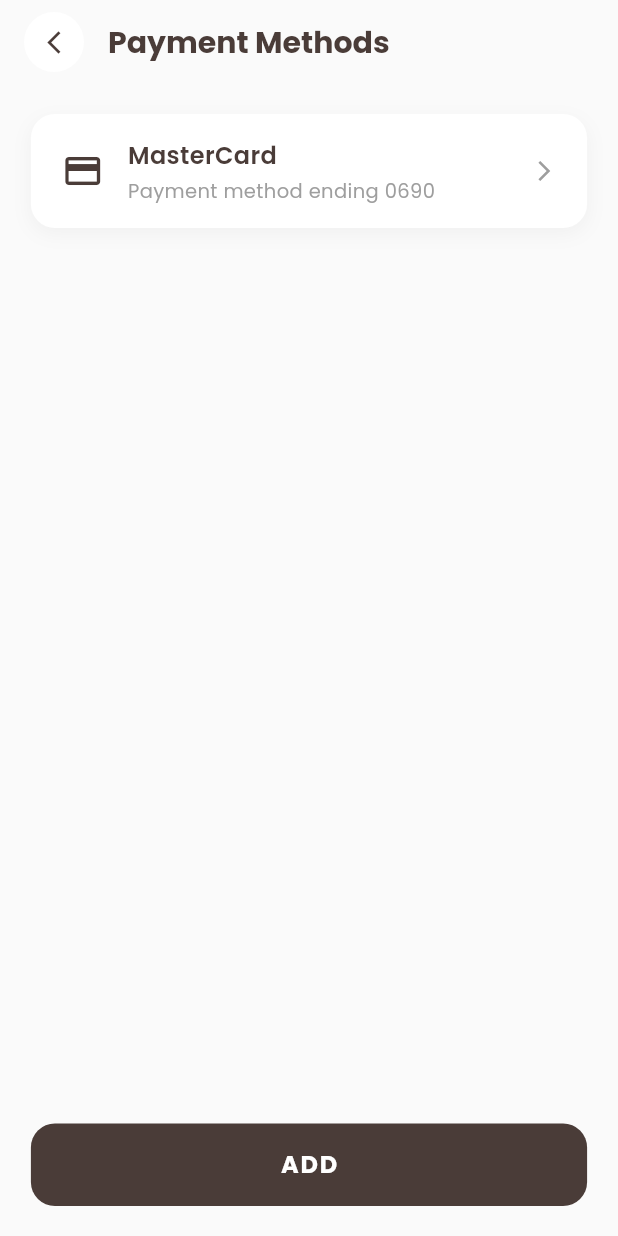
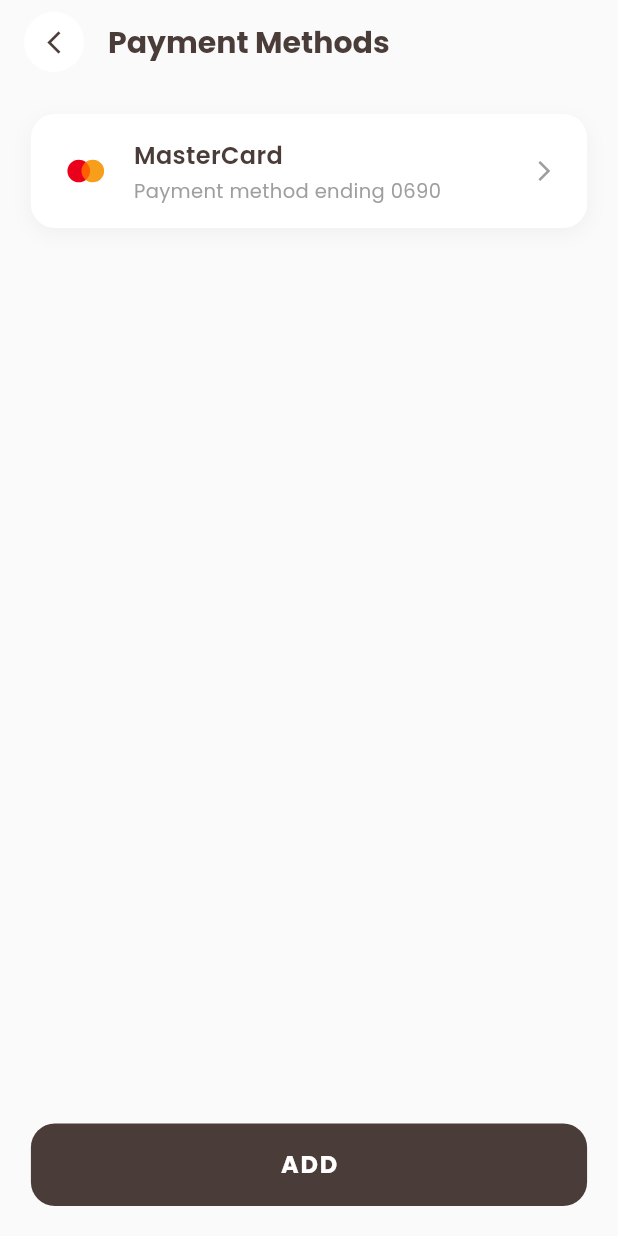
Before and after one commit to zLucky090802/1-1-Frontend, a Flutter app: the PaymentMethodsScreen screen opened directly, on a phone screen of 412 x 824 dp. Run offline on Flutter 3.47's test engine with Material 3 defaults, Android fonts, the phone set to English and light mode, and no system bars; our stand-ins replace flutter_svg, google_fonts.

Commit message:
feat(payment & profile): add dynamic SVG payment icons and fix navigation layout
- Integrate flutter_svg package and helper function to render dynamic payment brand icons (MasterCard, Visa, etc.) based on card type in PaymentMethodsScreen.
- Clean up MasterCard SVG structure by replacing internal CSS classes with direct fill attributes for proper rendering.
- Update MainLayout to conditionally hide the floating bottom navigation bar when navigating to the ProfileScreen view.
- Fix navigation routing syntax for pushing new screens.

```diff
--- a/lib/features/payment/screens/payment_methods_screen.dart
+++ b/lib/features/payment/screens/payment_methods_screen.dart
@@ -1,5 +1,6 @@
 import 'package:flutter/material.dart';
 import '../widgets/custom_payment_card.dart';
+import '../widgets/get_payment_icon.dart';
 
 class PaymentMethodsScreen extends StatefulWidget {
   const PaymentMethodsScreen({super.key});
@@ -11,7 +12,7 @@
 class _PaymentMethodsScreenState extends State<PaymentMethodsScreen> {
   // Simulamos los estados: lista con elementos o vacía [] para probar ambos diseños
   List<Map<String, String>> savedCards = [
-    {"type": "MasterCard", "number": "****0690", "expiry": "05/2023"}
+    {"type": "MasterCard", "number": "****0690", "expiry": "05/2023"},
   ];
 
   @override
@@ -29,7 +30,11 @@
           child: CircleAvatar(
             backgroundColor: Colors.white,
             child: IconButton(
-              icon: const Icon(Icons.arrow_back_ios_new, color: Color(0xFF4A3C38), size: 18),
+              icon: const Icon(
+                Icons.arrow_back_ios_new,
+                color: Color(0xFF4A3C38),
+                size: 18,
+              ),
               onPressed: () => Navigator.pop(context),
             ),
           ),
@@ -44,7 +49,10 @@
         ),
       ),
       body: Padding(
-        padding: EdgeInsets.symmetric(horizontal: screenWidth * 0.05, vertical: 20),
+        padding: EdgeInsets.symmetric(
+          horizontal: screenWidth * 0.05,
+          vertical: 20,
+        ),
         child: isEmpty ? _buildEmptyStateView() : _buildFilledStateView(),
       ),
     );
@@ -55,9 +63,17 @@
     return Column(
       children: [
         CustomPaymentCard(
-          icon: const Icon(Icons.credit_card, color: Color(0xFF4A3C38), size: 24),
+          icon: const Icon(
+            Icons.credit_card,
+            color: Color(0xFF4A3C38),
+            size: 24,
+          ),
           title: "Credit & Debit Card",
-          trailingIcon: const Icon(Icons.add, color: Color(0xFF4A3C38), size: 22),
+          trailingIcon: const Icon(
+            Icons.add,
+            color: Color(0xFF4A3C38),
+            size: 22,
+          ),
           onTap: () {
             // Aquí enlazaras la navegación a tu pantalla de formulario de tarjeta cuando la crees
             // Ej: Navigator.push(context, MaterialPageRoute(builder: (context) => const AddCardFormScreen()));
@@ -65,9 +81,17 @@
         ),
         const SizedBox(height: 16),
         CustomPaymentCard(
-          icon: const Icon(Icons.g_mobiledata, color: Color(0xFF4A3C38), size: 32),
+          icon: const Icon(
+            Icons.g_mobiledata,
+            color: Color(0xFF4A3C38),
+            size: 32,
+          ),
           title: "Google Pay",
-          trailingIcon: const Icon(Icons.add, color: Color(0xFF4A3C38), size: 22),
+          trailingIcon: const Icon(
+            Icons.add,
+            color: Color(0xFF4A3C38),
+            size: 22,
+          ),
           onTap: () {
             // Lógica o navegación específica para Google Pay
           },
@@ -76,7 +100,11 @@
         CustomPaymentCard(
           icon: const Icon(Icons.paypal, color: Color(0xFF4A3C38), size: 24),
           title: "Paypal",
-          trailingIcon: const Icon(Icons.add, color: Color(0xFF4A3C38), size: 22),
+          trailingIcon: const Icon(
+            Icons.add,
+            color: Color(0xFF4A3C38),
+            size: 22,
+          ),
           onTap: () {
             // Lógica o navegación específica para PayPal
           },
@@ -94,13 +122,19 @@
             itemCount: savedCards.length,
             itemBuilder: (context, index) {
               final card = savedCards[index];
+              final cardType = card['type']!;
               return Padding(
                 padding: const EdgeInsets.only(bottom: 16.0),
                 child: CustomPaymentCard(
-                  icon: const Icon(Icons.credit_card, color: Color(0xFF4A3C38), size: 28),
+                  icon: getPaymentIcon(cardType),
                   title: card["type"]!,
-                  subtitle: "Payment method ending ${card["number"]!.substring(card["number"]!.length - 4)}",
-                  trailingIcon: const Icon(Icons.arrow_forward_ios, size: 16, color: Colors.grey),
+                  subtitle:
+                      "Payment method ending ${card["number"]!.substring(card["number"]!.length - 4)}",
+                  trailingIcon: const Icon(
+                    Icons.arrow_forward_ios,
+                    size: 16,
+                    color: Colors.grey,
+                  ),
                   onTap: () {
                     // Acción al hacer tap sobre una tarjeta guardada específica
                   },
--- /dev/null
+++ b/lib/features/payment/widgets/get_payment_icon.dart
@@ -0,0 +1,28 @@
+import 'package:flutter/material.dart';
+import 'package:flutter_svg/flutter_svg.dart'; // <-- Agrégala aquí
+
+
+Widget getPaymentIcon(String type) {
+  switch (type.toLowerCase()) {
+    case 'mastercard':
+      return SvgPicture.asset(
+        'assets/images/ma_symbol.svg', // Ruta de tu SVG
+        width: 32,
+        height: 32,
+      );
+    case 'visa':
+      return SvgPicture.asset(
+        'assets/icons/visa.svg',
+        width: 32,
+        height: 32,
+      );
+    case 'paypal':
+      return SvgPicture.asset(
+        'assets/icons/paypal.svg',
+        width: 32,
+        height: 32,
+      );
+    default:
+      return const Icon(Icons.credit_card, color: Color(0xFF4A3C38), size: 28);
+  }
+}
--- a/pubspec.yaml
+++ b/pubspec.yaml
@@ -11,6 +11,8 @@
     sdk: flutter
   google_fonts: ^8.1.0
 
+  flutter_svg: ^2.0.17
+
 dev_dependencies:
   flutter_test:
     sdk: flutter
```
Also changed, not shown: lib/core/widgets/main_layout.dart (+8 -13 lines), lib/features/profile/profile_screen.dart (+69 -19 lines), assets/images/ma_symbol.svg (added), pubspec.lock.
